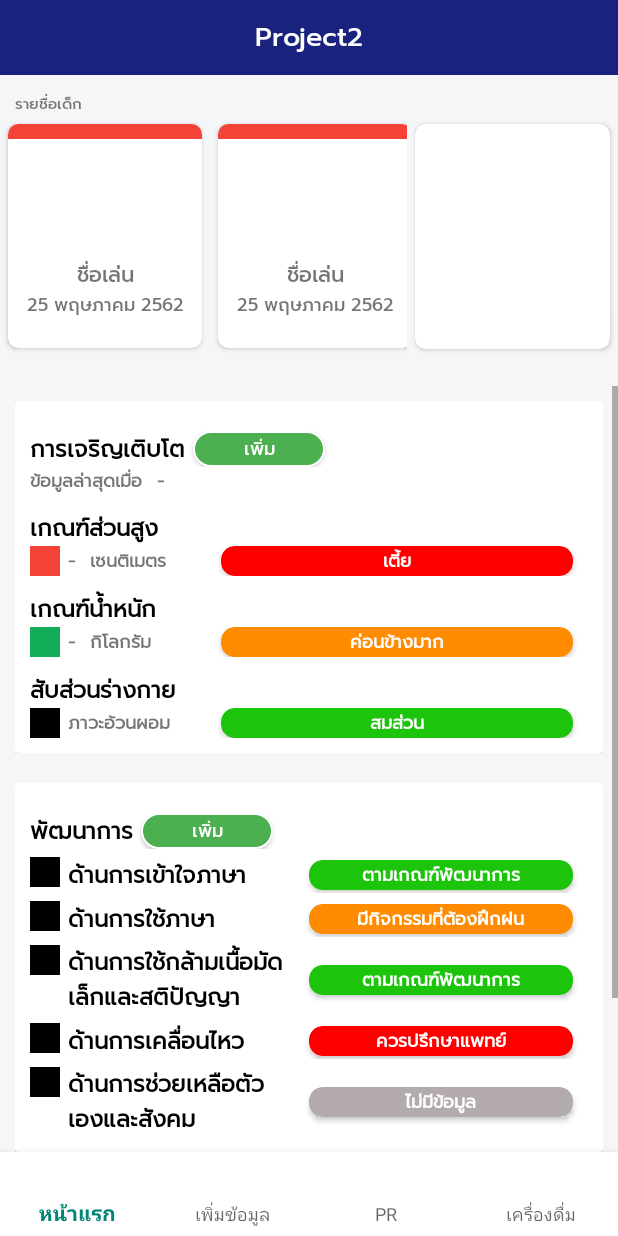
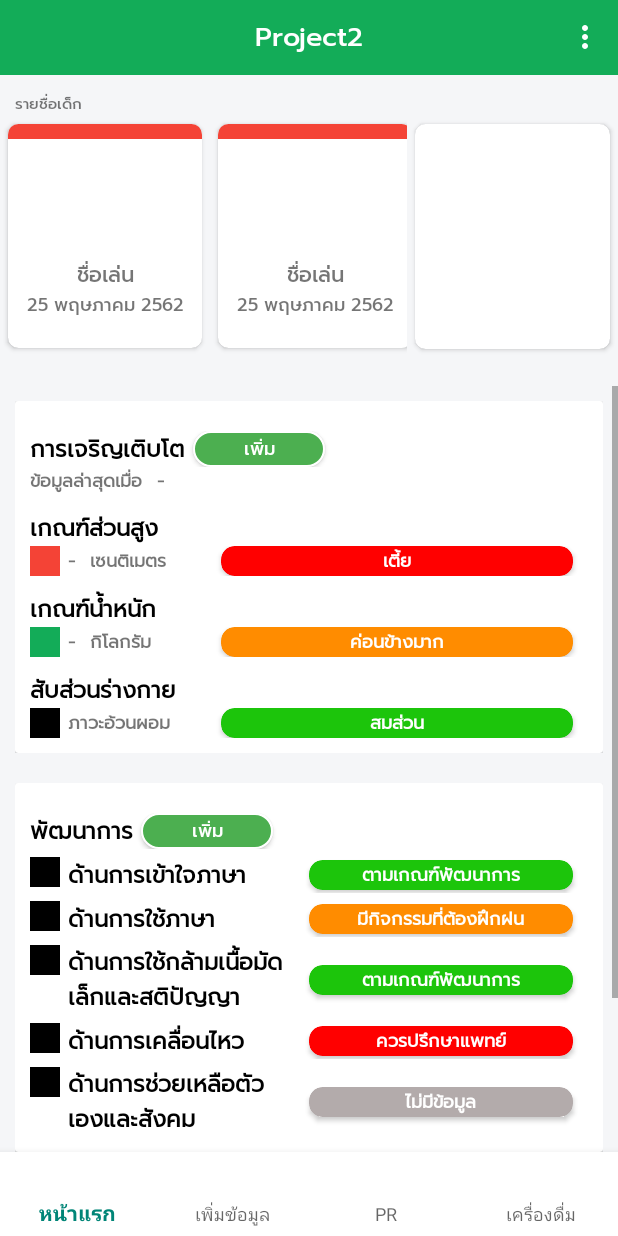
Before and after one commit to patcharapruck/Project2, an Android app: the HomeActivity screen opened directly, with no data from a screen before it, on a phone screen of 412 x 824 dp. Run offline under Robolectric (Android 15) with nearby library versions, the phone set to English and light mode, and no system bars.

Commit message:
ปุ่ม logout

```diff
--- a/app/src/main/java/baby/com/project2/fragment/VaccineHomeFragment.java
+++ b/app/src/main/java/baby/com/project2/fragment/VaccineHomeFragment.java
@@ -12,6 +12,7 @@ import android.widget.TextView;
 
 import baby.com.project2.R;
 import baby.com.project2.activity.DevelopMentActivity;
+import baby.com.project2.activity.VaccineActivity;
 
 /**
  * A simple {@link Fragment} subclass.
@@ -44,7 +45,7 @@ public class VaccineHomeFragment extends Fragment implements View.OnClickListene
 
     @Override
     public void onClick(View v) {
-        Intent intent = new Intent(getContext(), VaccineHomeFragment.class);
+        Intent intent = new Intent(getContext(), VaccineActivity.class);
         getContext().startActivity(intent);
     }
 }
--- a/app/src/main/res/layout/activity_home.xml
+++ b/app/src/main/res/layout/activity_home.xml
@@ -14,7 +14,8 @@
         android:id="@+id/toolbar"
         android:layout_width="match_parent"
         android:layout_height="50dp"
-        android:background="#19237E"
+        android:background="@color/colorMain"
+        android:theme="@style/ThemeOverlay.AppCompat.Dark.ActionBar"
         app:menu="@menu/top_menu">
         <LinearLayout
             android:layout_width="wrap_content"
--- a/app/src/main/res/menu/top_menu.xml
+++ b/app/src/main/res/menu/top_menu.xml
@@ -1,9 +1,9 @@
 <?xml version="1.0" encoding="utf-8"?>
 <menu xmlns:android="http://schemas.android.com/apk/res/android">
 
-    <!--<item-->
-        <!--android:id="@+id/item_logout"-->
-        <!--android:title="Logout"-->
-        <!--style="@style/Dottheme" />-->
+    <item
+        android:id="@+id/item_logout"
+        android:title="Logout"
+        style="@style/Dottheme" />
 
 </menu>
--- a/app/src/main/res/values/styles.xml
+++ b/app/src/main/res/values/styles.xml
@@ -6,6 +6,10 @@
         <item name="colorPrimary">@color/colorPrimary</item>
         <item name="colorPrimaryDark">@color/colorPrimaryDark</item>
         <item name="colorAccent">@color/colorAccent</item>
+    </style>
+
+    <style name="Dottheme" parent="@style/Widget.AppCompat.Spinner.DropDown.ActionBar">
+        <item name="android:tint">@color/white</item>
     </style>
 
     <style name="textstyle_grown_head">
```
Also changed, not shown: app/src/main/java/baby/com/project2/activity/HomeActivity.java (+7 -7 lines).
